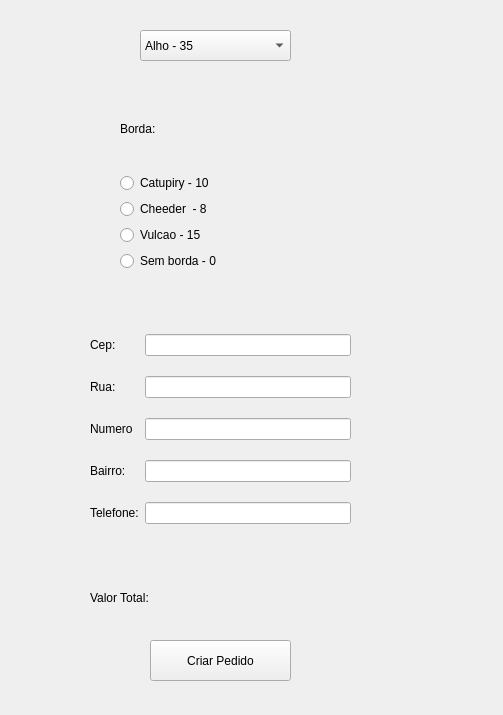
Above: secao3/pedido.ui from Jihad-surf/Curso_PyQt before the change. Below: the same form after it.
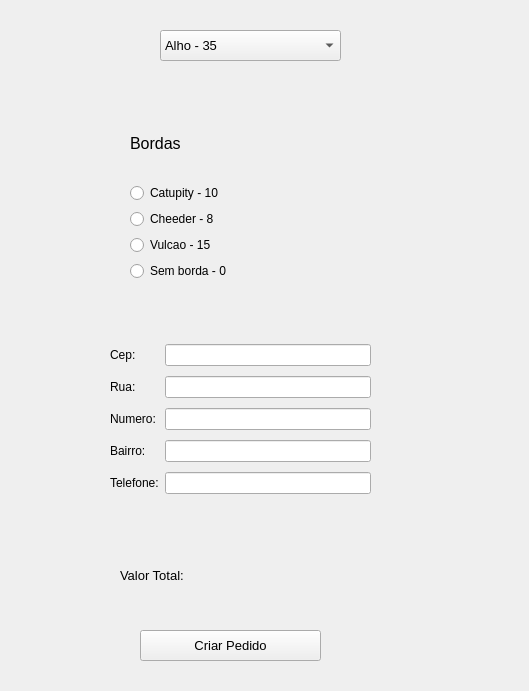
That is the form after the change.

Patch:
```diff
--- a/secao3/pedido.ui
+++ b/secao3/pedido.ui
@@ -6,8 +6,8 @@
    <rect>
     <x>0</x>
     <y>0</y>
-    <width>503</width>
-    <height>715</height>
+    <width>529</width>
+    <height>691</height>
    </rect>
   </property>
   <property name="windowTitle">
@@ -16,15 +16,15 @@
   <widget class="QComboBox" name="comboBox">
    <property name="geometry">
     <rect>
-     <x>140</x>
+     <x>160</x>
      <y>30</y>
-     <width>151</width>
+     <width>181</width>
      <height>31</height>
     </rect>
    </property>
    <property name="font">
     <font>
-     <pointsize>9</pointsize>
+     <pointsize>10</pointsize>
     </font>
    </property>
    <item>
@@ -87,159 +87,109 @@
      <string>Portuguesa - 50</string>
     </property>
    </item>
-  </widget>
-  <widget class="QLabel" name="label_valor">
-   <property name="geometry">
-    <rect>
-     <x>90</x>
-     <y>590</y>
-     <width>171</width>
-     <height>16</height>
-    </rect>
-   </property>
-   <property name="font">
-    <font>
-     <pointsize>9</pointsize>
-    </font>
-   </property>
-   <property name="text">
-    <string>Valor Total:</string>
-   </property>
+   <item>
+    <property name="text">
+     <string>Frango - 35</string>
+    </property>
+   </item>
+   <item>
+    <property name="text">
+     <string>FrangoMu - 40</string>
+    </property>
+   </item>
   </widget>
   <widget class="QWidget" name="gridLayoutWidget">
    <property name="geometry">
     <rect>
-     <x>90</x>
-     <y>320</y>
+     <x>110</x>
+     <y>340</y>
      <width>261</width>
-     <height>221</height>
+     <height>161</height>
     </rect>
    </property>
-   <property name="font">
-    <font>
-     <pointsize>9</pointsize>
-    </font>
-   </property>
    <layout class="QGridLayout" name="gridLayout">
-    <item row="1" column="1">
-     <widget class="QLineEdit" name="lineEdit_rua">
-      <property name="font">
-       <font>
-        <pointsize>9</pointsize>
-       </font>
-      </property>
-     </widget>
-    </item>
     <item row="1" column="0">
-     <widget class="QLabel" name="label_rua">
-      <property name="font">
-       <font>
-        <pointsize>9</pointsize>
-       </font>
-      </property>
+     <widget class="QLabel" name="label_3">
       <property name="text">
        <string>Rua:</string>
       </property>
      </widget>
     </item>
-    <item row="2" column="0">
-     <widget class="QLabel" name="label_numero">
-      <property name="font">
-       <font>
-        <pointsize>9</pointsize>
-       </font>
-      </property>
+    <item row="4" column="0">
+     <widget class="QLabel" name="label_6">
       <property name="text">
-       <string>Numero</string>
-      </property>
-     </widget>
-    </item>
-    <item row="2" column="1">
-     <widget class="QLineEdit" name="lineEdit_numero">
-      <property name="font">
-       <font>
-        <pointsize>9</pointsize>
-       </font>
-      </property>
-     </widget>
-    </item>
-    <item row="3" column="0">
-     <widget class="QLabel" name="label_bairro">
-      <property name="font">
-       <font>
-        <pointsize>9</pointsize>
-       </font>
-      </property>
-      <property name="text">
-       <string>Bairro:</string>
+       <string>Telefone:</string>
       </property>
      </widget>
     </item>
     <item row="0" column="0">
-     <widget class="QLabel" name="label_cep">
-      <property name="font">
-       <font>
-        <pointsize>9</pointsize>
-       </font>
-      </property>
+     <widget class="QLabel" name="label_2">
       <property name="text">
        <string>Cep:</string>
       </property>
      </widget>
     </item>
-    <item row="3" column="1">
-     <widget class="QLineEdit" name="lineEdit_bairro">
-      <property name="font">
-       <font>
-        <pointsize>9</pointsize>
-       </font>
+    <item row="3" column="0">
+     <widget class="QLabel" name="label_5">
+      <property name="text">
+       <string>Bairro:</string>
+      </property>
+     </widget>
+    </item>
+    <item row="2" column="0">
+     <widget class="QLabel" name="label_4">
+      <property name="text">
+       <string>Numero:</string>
       </property>
      </widget>
     </item>
     <item row="0" column="1">
-     <widget class="QLineEdit" name="lineEdit_cep">
-      <property name="font">
-       <font>
-        <pointsize>9</pointsize>
-       </font>
-      </property>
-     </widget>
+     <widget class="QLineEdit" name="lineEdit"/>
     </item>
-    <item row="4" column="0">
-     <widget class="QLabel" name="label_telefone">
-      <property name="font">
-       <font>
-        <pointsize>9</pointsize>
-       </font>
-      </property>
-      <property name="text">
-       <string>Telefone:</string>
-      </property>
-     </widget>
+    <item row="1" column="1">
+     <widget class="QLineEdit" name="lineEdit_2"/>
+    </item>
+    <item row="2" column="1">
+     <widget class="QLineEdit" name="lineEdit_3"/>
+    </item>
+    <item row="3" column="1">
+     <widget class="QLineEdit" name="lineEdit_4"/>
     </item>
     <item row="4" column="1">
-     <widget class="QLineEdit" name="lineEdit_telefone">
-      <property name="font">
-       <font>
-        <pointsize>9</pointsize>
-       </font>
-      </property>
-     </widget>
+     <widget class="QLineEdit" name="lineEdit_5"/>
     </item>
    </layout>
   </widget>
+  <widget class="QLabel" name="lb_total">
+   <property name="geometry">
+    <rect>
+     <x>120</x>
+     <y>560</y>
+     <width>251</width>
+     <height>31</height>
+    </rect>
+   </property>
+   <property name="font">
+    <font>
+     <pointsize>10</pointsize>
+    </font>
+   </property>
+   <property name="text">
+    <string>Valor Total:</string>
+   </property>
+  </widget>
   <widget class="QPushButton" name="pushButton">
    <property name="geometry">
     <rect>
-     <x>150</x>
-     <y>640</y>
-     <width>141</width>
-     <height>41</height>
+     <x>140</x>
+     <y>630</y>
+     <width>181</width>
+     <height>31</height>
     </rect>
    </property>
    <property name="font">
     <font>
-     <pointsize>9</pointsize>
+     <pointsize>10</pointsize>
     </font>
    </property>
    <property name="text">
@@ -249,27 +199,22 @@
   <widget class="QWidget" name="">
    <property name="geometry">
     <rect>
-     <x>120</x>
-     <y>90</y>
-     <width>191</width>
-     <height>181</height>
+     <x>130</x>
+     <y>110</y>
+     <width>221</width>
+     <height>171</height>
     </rect>
    </property>
-   <property name="font">
-    <font>
-     <pointsize>9</pointsize>
-    </font>
-   </property>
    <layout class="QVBoxLayout" name="verticalLayout">
     <item>
      <widget class="QLabel" name="label">
       <property name="font">
        <font>
-        <pointsize>9</pointsize>
+        <pointsize>12</pointsize>
        </font>
       </property>
       <property name="text">
-       <string>Borda:</string>
+       <string>Bordas</string>
       </property>
      </widget>
     </item>
@@ -281,7 +226,7 @@
        </font>
       </property>
       <property name="text">
-       <string>Catupiry - 10</string>
+       <string>Catupity - 10</string>
       </property>
      </widget>
     </item>
@@ -293,7 +238,7 @@
        </font>
       </property>
       <property name="text">
-       <string>Cheeder  - 8</string>
+       <string>Cheeder - 8</string>
       </property>
      </widget>
     </item>
```
Left out of the diff: 28 changed lines with no effect on the pictures.
